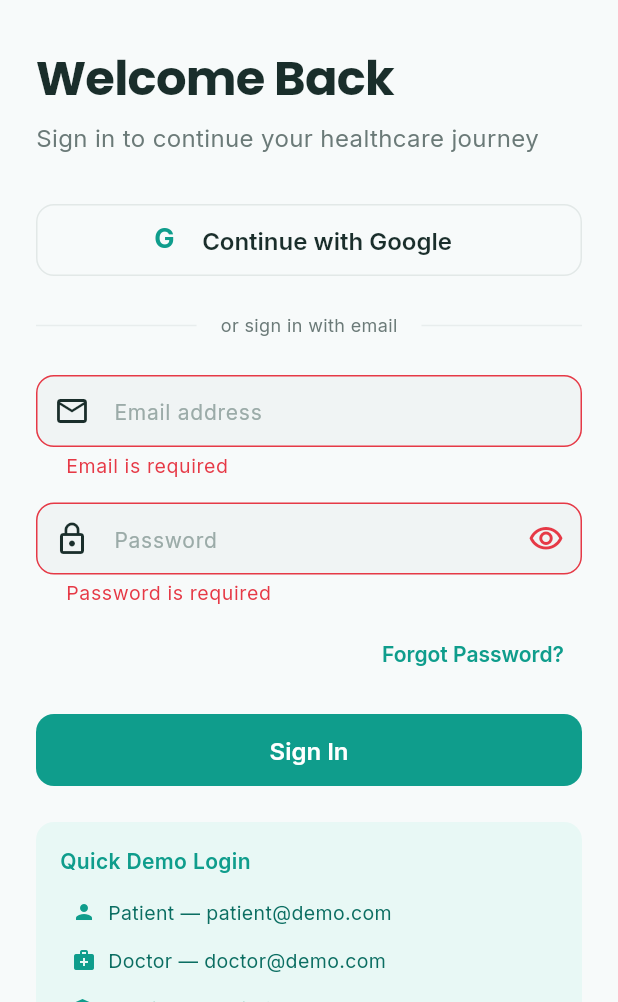
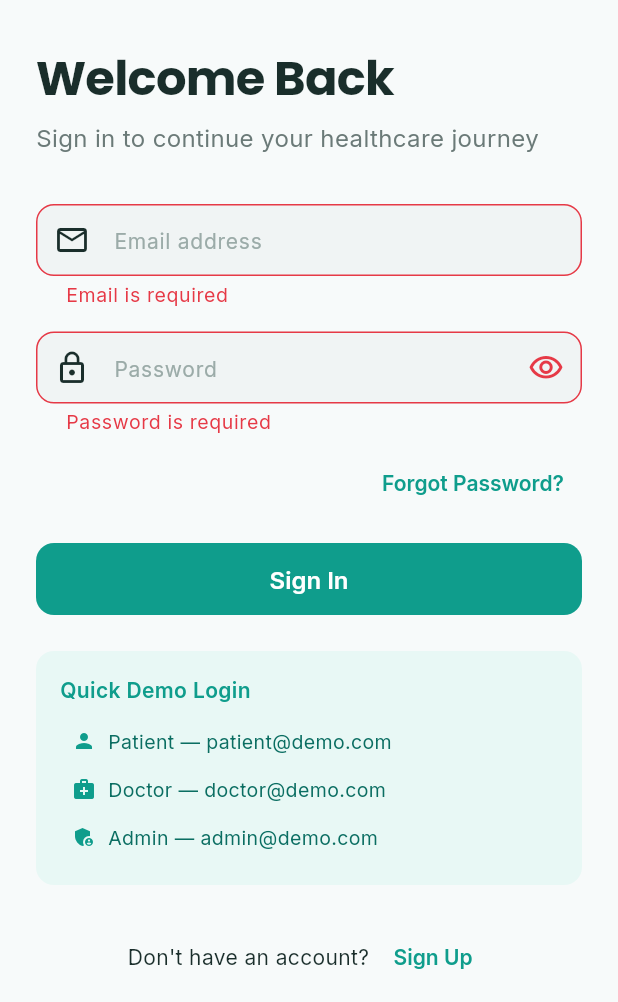
Before and after one commit to Gouravoo/telemedicine, a Flutter app: the screen it shows after launch, after a tap on "Sign In", on a phone screen of 412 x 824 dp, the part 234-1236 px from its top. Run offline on Flutter 3.47's test engine with Material 3 defaults, Android fonts, the phone set to English and light mode, and no system bars; our stand-ins replace flutter_riverpod, go_router, google_fonts, google_sign_in, supabase_flutter; missing offline and left inert: agora_rtc_engine; accounts and stored records are empty.

Commit message:
Connect Supabase and add role selection to auth

```diff
--- a/lib/core/services/auth_service.dart
+++ b/lib/core/services/auth_service.dart
@@ -156,11 +156,12 @@ class AuthService {
     }
   }
 
-  Future<UserModel> registerPatient({
+  Future<UserModel> registerUser({
     required String name,
     required String email,
     required String password,
     String? phone,
+    UserRole role = UserRole.patient,
   }) async {
     try {
       final AuthResponse res = await _supabase.auth.signUp(
@@ -177,7 +178,7 @@ class AuthService {
         name: name,
         email: email,
         phone: phone,
-        role: UserRole.patient,
+        role: role,
         createdAt: DateTime.now(),
       );
 
--- a/lib/features/auth/screens/login_screen.dart
+++ b/lib/features/auth/screens/login_screen.dart
@@ -245,56 +245,9 @@ class _LoginScreenState extends ConsumerState<LoginScreen> {
                       ),
                       const SizedBox(height: AppSpacing.xxl),
 
-                      // Google Sign-In button
-                      SizedBox(
-                        width: double.infinity,
-                        height: AppSpacing.buttonHeight,
-                        child: OutlinedButton.icon(
-                          onPressed: _isLoading ? null : _loginWithGoogle,
-                          icon: Container(
-                            width: 24,
-                            height: 24,
-                            decoration: BoxDecoration(
-                              borderRadius: BorderRadius.circular(4),
-                            ),
-                            child: const Text(
-                              'G',
-                              style: TextStyle(
-                                fontSize: 18,
-                                fontWeight: FontWeight.w700,
-                                color: AppColors.primary,
-                              ),
-                            ),
-                          ),
-                          label: const Text('Continue with Google'),
-                          style: OutlinedButton.styleFrom(
-                            foregroundColor: AppColors.textPrimary,
-                            side: const BorderSide(color: AppColors.border),
-                            shape: RoundedRectangleBorder(
-                              borderRadius:
-                                  BorderRadius.circular(AppSpacing.buttonRadius),
-                            ),
-                          ),
-                        ),
-                      ),
-                      const SizedBox(height: AppSpacing.xl),
+                      // Google Sign-In button temporarily hidden
+                      // const SizedBox(height: AppSpacing.xl),
 
-                      // Divider
-                      Row(
-                        children: [
-                          const Expanded(child: Divider()),
-                          Padding(
-                            padding: const EdgeInsets.symmetric(
-                                horizontal: AppSpacing.base),
-                            child: Text(
-                              'or sign in with email',
-                              style: AppTextStyles.caption,
-                            ),
-                          ),
-                          const Expanded(child: Divider()),
-                        ],
-                      ),
-                      const SizedBox(height: AppSpacing.xl),
 
                       // Email/Password form
                       Form(
--- a/lib/main.dart
+++ b/lib/main.dart
@@ -9,8 +9,8 @@ void main() async {
   WidgetsFlutterBinding.ensureInitialized();
 
   await Supabase.initialize(
-    url: 'YOUR_SUPABASE_URL',
-    anonKey: 'YOUR_SUPABASE_ANON_KEY',
+    url: 'https://bzckanmfgkcljvsroamr.supabase.co',
+    anonKey: 'eyJhbGciOiJIUzI1NiIsInR5cCI6IkpXVCJ9.eyJpc3MiOiJzdXBhYmFzZSIsInJlZiI6ImJ6Y2thbm1mZ2tjbGp2c3JvYW1yIiwicm9sZSI6ImFub24iLCJpYXQiOjE3ODMwMjgxMzIsImV4cCI6MjA5ODYwNDEzMn0.ynKAmkCD2sTr4N62uhuB-r_OND0nnQJokSCbVWUqXpE',
   );
 
   runApp(const ProviderScope(child: AarogyaPlusApp()));
```
Also changed, not shown: lib/features/auth/screens/register_screen.dart (+49 -1 lines), 1 other file.
